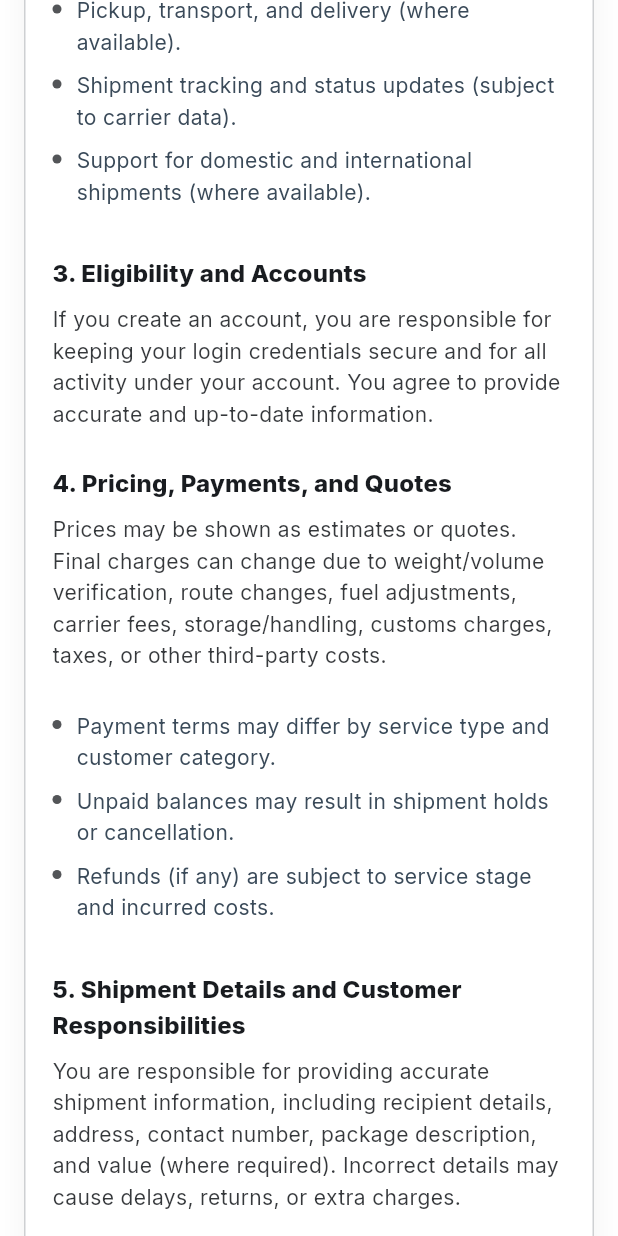
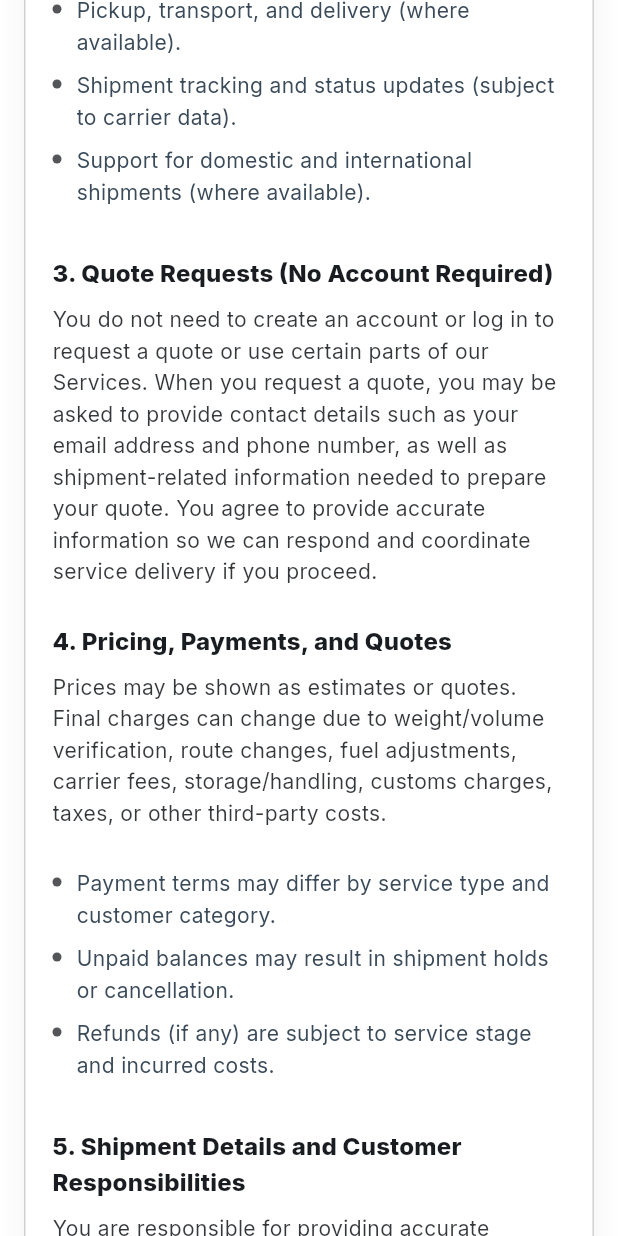
Before and after one commit to isaac-asare1/aurexLogistics, a Flutter app: the TermsAndConditionsPage screen opened by its route, scrolled down 576 dp, on a phone screen of 412 x 824 dp. Run offline on Flutter 3.47's test engine with Material 3 defaults, Android fonts, the phone set to English and light mode, and no system bars; our stand-ins replace cloud_firestore, firebase_auth, firebase_core, flutter_map, go_router, google_fonts and 1 more; accounts and stored records are empty; statements that could not run were skipped.

```diff
--- a/lib/core/widgets/footer.dart
+++ b/lib/core/widgets/footer.dart
@@ -49,13 +49,14 @@ class AurexFooter extends StatelessWidget {
                       _FooterLink(label: 'Contact', route: '/contact'),
                       _FooterLink(label: 'Terms & Conditions', route: '/terms'),
                       _FooterLink(label: 'Privacy Policy', route: '/privacy'),
+                      _FooterLink(label: 'Admin', route: '/admin'),
                     ],
                   ),
                   _FooterBlock(
                     title: 'Contact',
                     children: [
-                      const _FooterText('Phone: +44 20 1234 5678'),
-                      const _FooterText('WhatsApp: +44 7700 900123'),
+                      const _FooterText('Phone: +44 74 4141 3404'),
+                      const _FooterText('WhatsApp: +44 74 4141 3404'),
                       const _FooterText('Email: info@aurexfreight.org'),
                       const _FooterText(
                         'Location: 8-14 Exchange St, Manchester, M2 7HA',
--- a/lib/features/privacy policy/privacy_policy.dart
+++ b/lib/features/privacy policy/privacy_policy.dart
@@ -50,25 +50,27 @@ class PrivacyPolicyPage extends StatelessWidget {
                                 ],
                               ),
 
+                              // ✅ FIXED: No “account/login” wording; focus on quote requests + shipment handling
                               _Section(
                                 title: "2. Information We Collect",
                                 children: const [
                                   Text(
-                                    "We collect information you provide directly, information generated when you use the Services, and information from third parties "
-                                    "(such as carriers or payment providers) where applicable.",
+                                    "We collect information you provide directly (for example when requesting a quote), information generated when you use the Services, "
+                                    "and information from third parties (such as carriers or payment providers) where applicable.",
                                   ),
                                   SizedBox(height: 10),
                                   _BulletList(
                                     items: [
-                                      "Identity & contact data: name, phone number, email, address.",
-                                      "Shipment data: sender/receiver details, pickup/delivery address, package description, declared value (if provided).",
-                                      "Account data: login identifiers, preferences, support interactions.",
-                                      "Usage data: pages viewed, actions taken, device/browser details, IP address (where applicable).",
+                                      "Identity & contact data: name, phone number, email address, and address (if provided).",
+                                      "Quote request data: shipment details you submit when requesting a quote (pickup/delivery locations, package type/description, quantity/weight where provided).",
+                                      "Shipment data (when you proceed): sender/receiver details, pickup/delivery address, package description, handling instructions, declared value (if provided).",
+                                      "Usage data: pages viewed, actions taken, device/browser details, and IP address (where applicable).",
                                     ],
                                   ),
                                 ],
                               ),
 
+                              // ✅ FIXED: Remove “create/manage accounts”; add “respond to quote requests”
                               _Section(
                                 title: "3. How We Use Your Information",
                                 children: const [
@@ -78,9 +80,9 @@ class PrivacyPolicyPage extends StatelessWidget {
                                   SizedBox(height: 10),
                                   _BulletList(
                                     items: [
-                                      "To create and manage accounts.",
-                                      "To process pickups, deliveries, shipment tracking, and customer support.",
-                                      "To send notifications (e.g., status updates, confirmations).",
+                                      "To respond to quote requests and communicate with you about pricing and service options.",
+                                      "To process pickups, deliveries, shipment tracking, and customer support (when you proceed with a service).",
+                                      "To send service communications (e.g., quote responses, status updates, confirmations).",
                                       "To prevent fraud, abuse, and security incidents.",
                                       "To improve performance, user experience, and service reliability.",
                                       "To comply with legal obligations (e.g., customs documentation, regulatory requests).",
--- a/lib/features/terms & conditions/terms_and_contions.dart
+++ b/lib/features/terms & conditions/terms_and_contions.dart
@@ -68,12 +68,16 @@ class TermsAndConditionsPage extends StatelessWidget {
                                 ],
                               ),
 
+                              // ✅ FIXED: No login/account required, but email may be collected for quotes
                               _Section(
-                                title: "3. Eligibility and Accounts",
+                                title:
+                                    "3. Quote Requests (No Account Required)",
                                 children: const [
                                   Text(
-                                    "If you create an account, you are responsible for keeping your login credentials secure and for all activity under your account. "
-                                    "You agree to provide accurate and up-to-date information.",
+                                    "You do not need to create an account or log in to request a quote or use certain parts of our Services. "
+                                    "When you request a quote, you may be asked to provide contact details such as your email address and phone number, "
+                                    "as well as shipment-related information needed to prepare your quote. "
+                                    "You agree to provide accurate information so we can respond and coordinate service delivery if you proceed.",
                                   ),
                                 ],
                               ),
@@ -267,7 +271,7 @@ class TermsAndConditionsPage extends StatelessWidget {
                                   _BulletList(
                                     items: [
                                       "Email: info@aurexfreight.org",
-                                      "Phone: +44 20 1234 5678",
+                                      "Phone: +44 74 4141 3404",
                                       "Address: 8-14 Exchange St, Manchester, M2 7HA",
                                     ],
                                   ),
```
Also changed, not shown: lib/features/admin/admin_tracking_page.dart (+112 -58 lines), lib/features/contact/contact_page.dart (+4 -15 lines).
